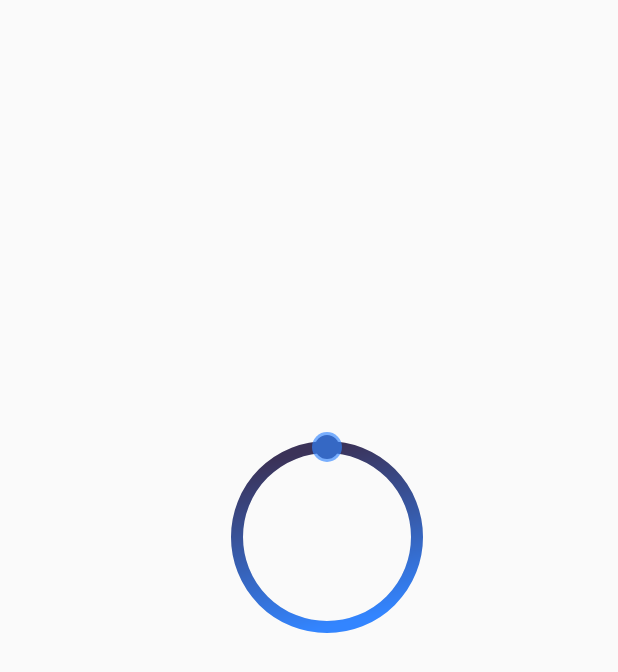
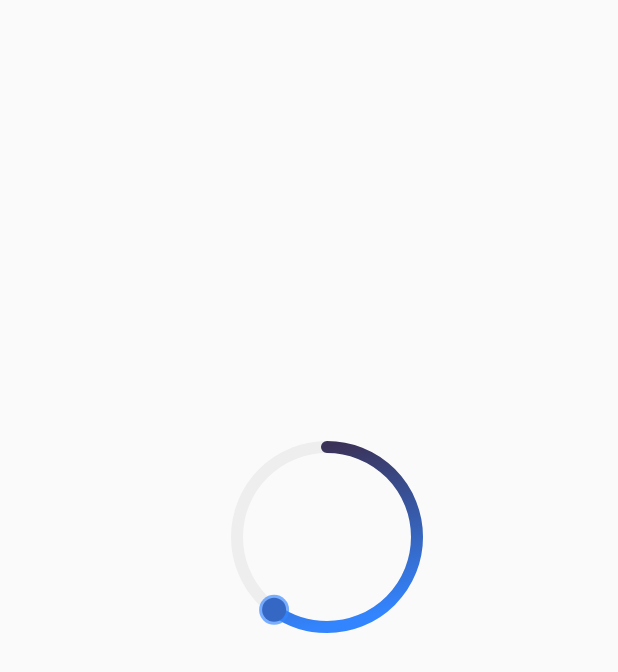
Before and after one commit to Vennxu/CicleProgressBar, an Android app: the layout activity_main.xml on its own in the app's theme, with its tools: preview values and no code run, on a phone screen of 412 x 824 dp. Shown: the top 672 px of the screen. Run offline under Robolectric (Android 15) with nearby library versions, the phone set to English and light mode, and no system bars.

Commit message:
添加setProgress方法

```diff
--- a/app/src/main/java/progress/venn/com/ciclerprogressbar/MainActivity.java
+++ b/app/src/main/java/progress/venn/com/ciclerprogressbar/MainActivity.java
@@ -2,6 +2,8 @@ package progress.venn.com.ciclerprogressbar;
 
 import android.support.v7.app.AppCompatActivity;
 import android.os.Bundle;
+
+import com.venn.round.library.RoundProgressBar;
 
 public class MainActivity extends AppCompatActivity {
 
@@ -9,5 +11,8 @@ public class MainActivity extends AppCompatActivity {
     protected void onCreate(Bundle savedInstanceState) {
         super.onCreate(savedInstanceState);
         setContentView(R.layout.activity_main);
+
+        RoundProgressBar bar = findViewById(R.id.progress);
+        bar.setCurrentProgress(100);
     }
 }
--- a/app/src/main/res/layout/activity_main.xml
+++ b/app/src/main/res/layout/activity_main.xml
@@ -7,6 +7,7 @@
     tools:context=".MainActivity">
 
     <com.venn.round.library.RoundProgressBar
+        android:id="@+id/progress"
         android:layout_width="wrap_content"
         android:layout_height="wrap_content"
         android:layout_marginStart="134dp"
@@ -22,7 +23,7 @@
         app:round_bg_progress_width="8dp"
         app:round_full_progress_width="8dp"
         app:round_max_progress="100"
-        app:round_progress="100"
+        app:round_progress="60"
         app:round_radius="60dp"
         app:round_thumb_out_radius="10dp"
         app:round_thumb_radius="8dp" />
--- a/library/src/main/java/com/venn/round/library/RoundProgressBar.java
+++ b/library/src/main/java/com/venn/round/library/RoundProgressBar.java
@@ -109,6 +109,7 @@ public class RoundProgressBar extends View {
 
         rectF = getRectF();
         mFullPaint.setShader(getGradient());
+        mFullPaint.setStrokeCap(Paint.Cap.ROUND);
 
     }
 
@@ -206,4 +207,9 @@ public class RoundProgressBar extends View {
     private float getAngleY(float centerY, float radian, float radius) {
         return (float) (centerY + Math.sin(radian) * radius);
     }
+
+    public void setCurrentProgress(float currentProgress) {
+        this.currentProgress = currentProgress;
+        invalidate();
+    }
 }
```
